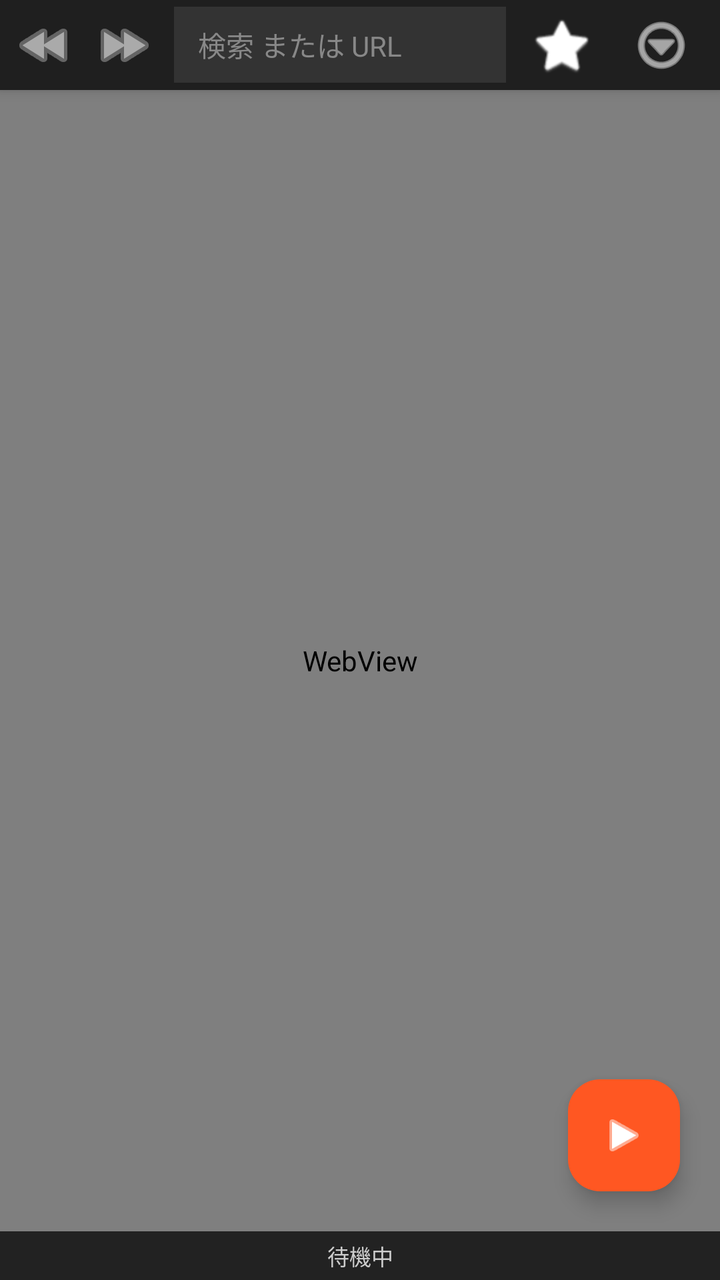
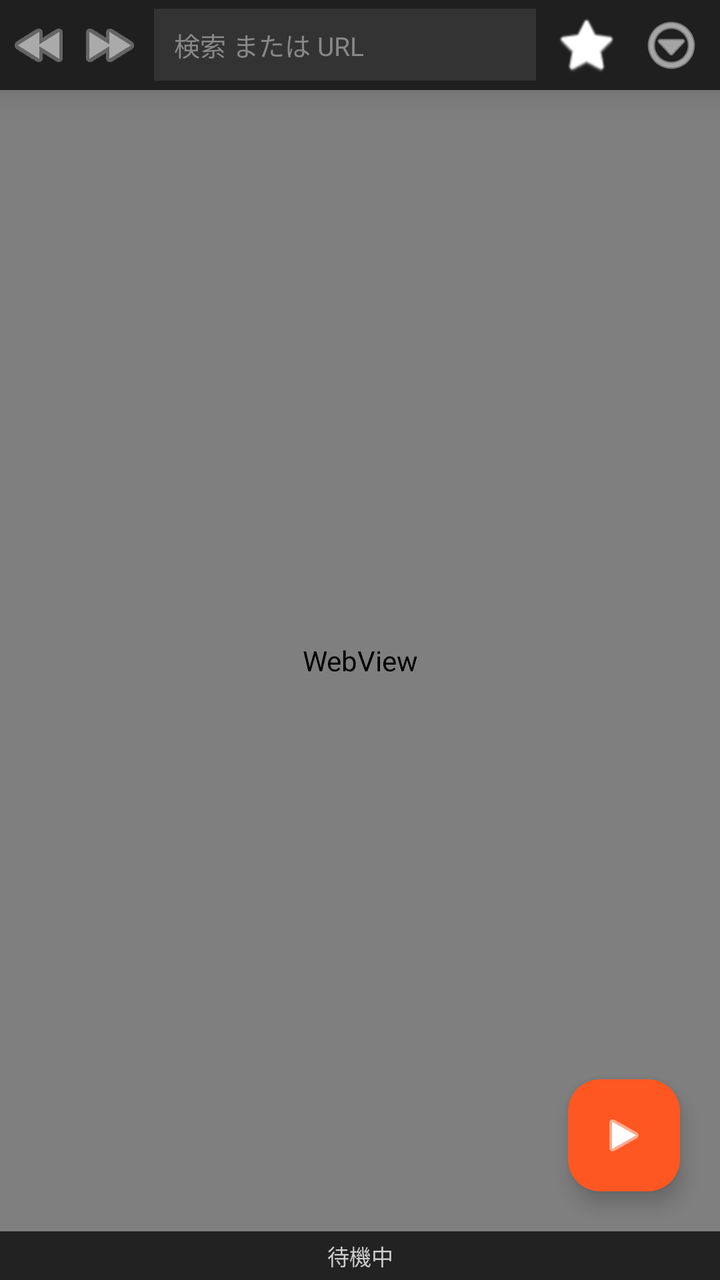

Before-and-after screenshots of an Android layout around one commit, followed by the original layout XML and the change that was made.
<!-- AndroidManifest.xml: application theme Theme.NovelScraper -->
<!-- res/layout/activity_main.xml -->
<?xml version="1.0" encoding="utf-8"?>
<LinearLayout xmlns:android="http://schemas.android.com/apk/res/android"
    xmlns:tools="http://schemas.android.com/tools"
    xmlns:app="http://schemas.android.com/apk/res-auto"
    android:layout_width="match_parent"
    android:layout_height="match_parent"
    android:orientation="vertical"
    android:background="@color/black"
    android:fitsSystemWindows="true">

    
    <LinearLayout
        android:id="@+id/headerContainer"
        android:layout_width="match_parent"
        android:layout_height="45dp"
        android:orientation="horizontal"
        android:background="#1F1F1F"
        android:gravity="center_vertical"
        android:paddingHorizontal="2dp"
        android:elevation="4dp">

        <ImageButton android:id="@+id/btnBack" android:layout_width="40dp" android:layout_height="match_parent" android:background="?attr/selectableItemBackgroundBorderless" android:src="@android:drawable/ic_media_rew" app:tint="#AAAAAA" android:contentDescription="戻る" />
        <ImageButton android:id="@+id/btnForward" android:layout_width="40dp" android:layout_height="match_parent" android:background="?attr/selectableItemBackgroundBorderless" android:src="@android:drawable/ic_media_ff" app:tint="#AAAAAA" android:contentDescription="進む" />

        
        <EditText android:id="@+id/editUrl" android:layout_width="0dp" android:layout_weight="1" android:layout_height="38dp" android:background="#333333" android:hint="検索 または URL" android:inputType="textUri" android:imeOptions="actionSearch" android:paddingHorizontal="12dp" android:textSize="14sp" android:maxLines="1" android:textColor="#FFFFFF" android:textColorHint="#888888" android:layout_marginHorizontal="5dp"/>

        <ImageButton android:id="@+id/btnStar" android:layout_width="45dp" android:layout_height="match_parent" android:background="?attr/selectableItemBackgroundBorderless" android:src="@android:drawable/btn_star_big_off" app:tint="#FFFFFF" android:contentDescription="お気に入り" />
        
        <ImageButton android:id="@+id/btnMenu" android:layout_width="55dp" android:layout_height="match_parent" android:background="?attr/selectableItemBackgroundBorderless" android:src="@android:drawable/ic_menu_more" app:tint="#FFFFFF" android:scaleType="center" android:contentDescription="メニュー" />
    </LinearLayout>

    
    <FrameLayout
        android:layout_width="match_parent"
        android:layout_height="0dp"
        android:layout_weight="1">

        <WebView
            android:id="@+id/myWebView"
            android:layout_width="match_parent"
            android:layout_height="match_parent" />

        
        <ScrollView
            android:id="@+id/settingsPanel"
            android:layout_width="match_parent"
            android:layout_height="match_parent"
            android:background="#2D2D2D"
            android:padding="15dp"
            android:visibility="gone"
            android:clickable="true"
            android:focusable="true"
            android:elevation="10dp">

            <LinearLayout
                android:layout_width="match_parent"
                android:layout_height="wrap_content"
                android:orientation="vertical">

                <LinearLayout android:layout_width="match_parent" android:layout_height="wrap_content" android:orientation="horizontal" android:gravity="center_vertical" android:layout_marginBottom="10dp">
                    <TextView android:layout_width="0dp" android:layout_weight="1" android:layout_height="wrap_content" android:text="解析設定" android:textSize="18sp" android:textStyle="bold" android:textColor="#FFFFFF"/>
                    <Button android:id="@+id/btnCloseSettings" android:layout_width="wrap_content" android:layout_height="36dp" android:text="閉じる ✕" android:backgroundTint="#444444" android:textColor="#FFFFFF" android:textSize="12sp" android:insetTop="0dp" android:insetBottom="0dp"/>
                </LinearLayout>

                <HorizontalScrollView android:layout_width="match_parent" android:layout_height="wrap_content" android:layout_marginBottom="10dp">
                    <LinearLayout android:layout_width="wrap_content" android:layout_height="wrap_content" android:orientation="horizontal">
                        <Button android:id="@+id/btnTestRun" android:layout_width="wrap_content" android:layout_height="40dp" android:text="🧪 テスト解析" android:backgroundTint="#00897B" android:textColor="#FFFFFF" android:textSize="12sp" android:layout_marginEnd="5dp"/>
                        <ToggleButton android:id="@+id/toggleInspectMode" android:layout_width="wrap_content" android:layout_height="40dp" android:textOn="👆 選択モードON" android:textOff="👆 要素選択" android:background="#555555" android:textColor="#FFFFFF" android:textSize="12sp" android:layout_marginEnd="5dp"/>
                        <ToggleButton android:id="@+id/toggleImages" android:layout_width="wrap_content" android:layout_height="40dp" android:textOn="🖼️ 画像: ON" android:textOff="🖼️ 画像: OFF" android:checked="true" android:background="#555555" android:textColor="#FFFFFF" android:textSize="12sp"/>
                    </LinearLayout>
                </HorizontalScrollView>

                <LinearLayout android:layout_width="match_parent" android:layout_height="wrap_content" android:orientation="vertical" android:background="#404040" android:padding="10dp" android:layout_marginBottom="10dp">
                    <TextView android:text="設定プリセット" android:textColor="#AAAAAA" android:textSize="11sp" android:textStyle="bold" android:layout_marginBottom="5dp" android:layout_width="wrap_content" android:layout_height="wrap_content"/>
                    <Spinner android:id="@+id/spinnerPresets" android:layout_width="match_parent" android:layout_height="40dp" android:background="#555555" android:layout_marginBottom="5dp"/>
                    <LinearLayout android:layout_width="match_parent" android:layout_height="wrap_content" android:orientation="horizontal">
                        <Button android:id="@+id/btnSavePreset" android:layout_width="0dp" android:layout_weight="1" android:layout_height="36dp" android:text="保存" android:backgroundTint="#9E9E9E" android:textSize="10sp" android:layout_marginEnd="5dp" android:insetTop="0dp" android:insetBottom="0dp"/>
                        <Button android:id="@+id/btnDeletePreset" android:layout_width="0dp" android:layout_weight="1" android:layout_height="36dp" android:text="削除" android:backgroundTint="#D32F2F" android:textSize="10sp" android:insetTop="0dp" android:insetBottom="0dp"/>
                    </LinearLayout>
                </LinearLayout>

                <TextView android:layout_width="wrap_content" android:layout_height="wrap_content" android:text="① 本文の要素" android:textSize="12sp" android:textColor="#80CBC4"/>
                <EditText android:id="@+id/editBodySelector" android:layout_width="match_parent" android:layout_height="wrap_content" android:text="#novel_content" android:textSize="14sp" android:textColor="#FFFFFF" android:inputType="text"/>

                <TextView android:layout_width="wrap_content" android:layout_height="wrap_content" android:text="② ファイル名(タイトル)要素" android:textSize="12sp" android:textColor="#80CBC4" android:layout_marginTop="5dp"/>
                <EditText android:id="@+id/editTitleSelector" android:layout_width="match_parent" android:layout_height="wrap_content" android:text=".toon-title" android:textSize="14sp" android:textColor="#FFFFFF" android:inputType="text"/>

                <TextView android:layout_width="wrap_content" android:layout_height="wrap_content" android:text="③ ファイル名整形(Regex)" android:textSize="12sp" android:textColor="#80CBC4" android:layout_marginTop="5dp"/>
                <EditText android:id="@+id/editFileRegex" android:layout_width="match_parent" android:layout_height="wrap_content" android:text="" android:hint="例: \(.*?\)" android:textSize="14sp" android:textColor="#FFFFFF" android:textColorHint="#888888" android:inputType="textNoSuggestions"/>

                <TextView android:layout_width="wrap_content" android:layout_height="wrap_content" android:text="④ フォルダ名要素" android:textSize="12sp" android:textColor="#F48FB1" android:layout_marginTop="5dp"/>
                <EditText android:id="@+id/editFolderSelector" android:layout_width="match_parent" android:layout_height="wrap_content" android:text=".toon-title" android:hint="空欄なら固定" android:textSize="14sp" android:textColor="#FFFFFF" android:textColorHint="#888888" android:inputType="text"/>

                <TextView android:layout_width="wrap_content" android:layout_height="wrap_content" android:text="⑤ フォルダ名取得リンク(Selector)" android:textSize="12sp" android:textColor="#F48FB1" android:layout_marginTop="5dp"/>
                <EditText android:id="@+id/editFolderLinkSelector" android:layout_width="match_parent" android:layout_height="wrap_content" android:text="" android:hint="空欄なら現在ページで取得" android:textSize="14sp" android:textColor="#FFFFFF" android:textColorHint="#888888" android:inputType="text"/>

                <TextView android:layout_width="wrap_content" android:layout_height="wrap_content" android:text="⑥ フォルダ名整形(Regex)" android:textSize="12sp" android:textColor="#F48FB1" android:layout_marginTop="5dp"/>
                <EditText android:id="@+id/editFolderRegex" android:layout_width="match_parent" android:layout_height="wrap_content" android:text="" android:textSize="14sp" android:textColor="#FFFFFF" android:inputType="textNoSuggestions"/>

                <TextView android:layout_width="wrap_content" android:layout_height="wrap_content" android:text="⑦ チャプター番号要素" android:textSize="12sp" android:textColor="#9FA8DA" android:layout_marginTop="5dp"/>
                <EditText android:id="@+id/editChapterSelector" android:layout_width="match_parent" android:layout_height="wrap_content" android:text="" android:textSize="14sp" android:textColor="#FFFFFF" android:inputType="text"/>

                <TextView android:layout_width="wrap_content" android:layout_height="wrap_content" android:text="⑧ チャプター抽出Regex" android:textSize="12sp" android:textColor="#9FA8DA" android:layout_marginTop="5dp"/>
                <EditText android:id="@+id/editChapterRegex" android:layout_width="match_parent" android:layout_height="wrap_content" android:text="" android:hint="空欄なら最初の数字" android:textSize="14sp" android:textColor="#FFFFFF" android:textColorHint="#888888" android:inputType="textNoSuggestions"/>

                <TextView android:layout_width="wrap_content" android:layout_height="wrap_content" android:text="⑨ 次へリンク要素" android:textSize="12sp" android:textColor="#FFCC80" android:layout_marginTop="5dp"/>
                <EditText android:id="@+id/editNextSelector" android:layout_width="match_parent" android:layout_height="wrap_content" android:text="#goNextBtn" android:textSize="14sp" android:textColor="#FFFFFF" android:inputType="text"/>

                <TextView android:layout_width="wrap_content" android:layout_height="wrap_content" android:text="⑩ 待機時間 (秒/範囲)" android:textSize="12sp" android:textColor="#FFCC80" android:layout_marginTop="5dp"/>
                <EditText android:id="@+id/editDelay" android:layout_width="match_parent" android:layout_height="wrap_content" android:text="15-30" android:textSize="14sp" android:textColor="#FFFFFF" android:inputType="text"/>

                <TextView android:layout_width="wrap_content" android:layout_height="wrap_content" android:text="⑪ 終了条件(URL/Regex)" android:textSize="12sp" android:textColor="#FF5252" android:layout_marginTop="5dp"/>
                <EditText android:id="@+id/editEndCheck" android:layout_width="match_parent" android:layout_height="wrap_content" android:text="list|index|toc|javascript" android:textSize="14sp" android:textColor="#FFFFFF" android:inputType="text"/>

                
                <TextView android:layout_width="wrap_content" android:layout_height="wrap_content" android:text="⑫ 自動適用キーワード(URL/Regex)" android:textSize="12sp" android:textColor="#B388FF" android:layout_marginTop="5dp"/>
                <EditText android:id="@+id/editAutoUrl" android:layout_width="match_parent" android:layout_height="wrap_content" android:text="" android:hint="例: syosetu.com" android:textSize="14sp" android:textColor="#FFFFFF" android:textColorHint="#888888" android:inputType="text"/>

                <View android:layout_width="match_parent" android:layout_height="50dp"/>
            </LinearLayout>
        </ScrollView>

        <com.google.android.material.floatingactionbutton.FloatingActionButton
            android:id="@+id/fabAction"
            android:layout_width="wrap_content"
            android:layout_height="wrap_content"
            android:layout_gravity="bottom|end"
            android:layout_margin="20dp"
            android:src="@android:drawable/ic_media_play"
            android:backgroundTint="#FF5722"
            app:borderWidth="0dp"
            app:tint="#FFFFFF"
            android:clickable="true"
            android:focusable="true"/>
    </FrameLayout>

    <TextView
        android:id="@+id/txtStatus"
        android:layout_width="match_parent"
        android:layout_height="wrap_content"
        android:text="待機中"
        android:background="#222222"
        android:textColor="#CCCCCC"
        android:gravity="center"
        android:padding="4dp"
        android:textSize="11sp"/>
</LinearLayout>
<!-- resources referenced by this layout -->
<resources>
  <color name="black">#FF000000</color>
  <style name="Theme.NovelScraper" parent="Theme.Material3.DayNight.NoActionBar">
          
          <item name="android:statusBarColor">#000000</item>
          
          <item name="android:windowLightStatusBar">false</item>
          
          <item name="android:windowFullscreen">false</item>
      </style>
</resources>

<!-- the commit's change to res/layout/activity_main.xml (unified diff, before → after) -->
@@ -17,17 +17,17 @@
         android:background="#1F1F1F"
         android:gravity="center_vertical"
         android:paddingHorizontal="2dp"
-        android:elevation="4dp">
-
-        <ImageButton android:id="@+id/btnBack" android:layout_width="40dp" android:layout_height="match_parent" android:background="?attr/selectableItemBackgroundBorderless" android:src="@android:drawable/ic_media_rew" app:tint="#AAAAAA" android:contentDescription="戻る" />
-        <ImageButton android:id="@+id/btnForward" android:layout_width="40dp" android:layout_height="match_parent" android:background="?attr/selectableItemBackgroundBorderless" android:src="@android:drawable/ic_media_ff" app:tint="#AAAAAA" android:contentDescription="進む" />
+        android:elevation="10dp">
 
         
-        <EditText android:id="@+id/editUrl" android:layout_width="0dp" android:layout_weight="1" android:layout_height="38dp" android:background="#333333" android:hint="検索 または URL" android:inputType="textUri" android:imeOptions="actionSearch" android:paddingHorizontal="12dp" android:textSize="14sp" android:maxLines="1" android:textColor="#FFFFFF" android:textColorHint="#888888" android:layout_marginHorizontal="5dp"/>
+        <ImageButton android:id="@+id/btnBack" android:layout_width="35dp" android:layout_height="match_parent" android:background="?attr/selectableItemBackgroundBorderless" android:src="@android:drawable/ic_media_rew" app:tint="#AAAAAA" android:contentDescription="戻る" />
+        <ImageButton android:id="@+id/btnForward" android:layout_width="35dp" android:layout_height="match_parent" android:background="?attr/selectableItemBackgroundBorderless" android:src="@android:drawable/ic_media_ff" app:tint="#AAAAAA" android:contentDescription="進む" />
 
-        <ImageButton android:id="@+id/btnStar" android:layout_width="45dp" android:layout_height="match_parent" android:background="?attr/selectableItemBackgroundBorderless" android:src="@android:drawable/btn_star_big_off" app:tint="#FFFFFF" android:contentDescription="お気に入り" />
         
-        <ImageButton android:id="@+id/btnMenu" android:layout_width="55dp" android:layout_height="match_parent" android:background="?attr/selectableItemBackgroundBorderless" android:src="@android:drawable/ic_menu_more" app:tint="#FFFFFF" android:scaleType="center" android:contentDescription="メニュー" />
+        <EditText android:id="@+id/editUrl" android:layout_width="0dp" android:layout_weight="1" android:layout_height="36dp" android:background="#333333" android:hint="検索 または URL" android:imeOptions="actionSearch" android:inputType="textUri" android:paddingHorizontal="10dp" android:textSize="13sp" android:maxLines="1" android:textColor="#FFFFFF" android:textColorHint="#888888" android:layout_marginHorizontal="5dp"/>
+
+        <ImageButton android:id="@+id/btnStar" android:layout_width="40dp" android:layout_height="40dp" android:background="?attr/selectableItemBackgroundBorderless" android:src="@android:drawable/btn_star_big_off" app:tint="#FFFFFF" android:contentDescription="お気に入り" />
+        <ImageButton android:id="@+id/btnMenu" android:layout_width="45dp" android:layout_height="match_parent" android:background="?attr/selectableItemBackgroundBorderless" android:src="@android:drawable/ic_menu_more" app:tint="#FFFFFF" android:scaleType="center" android:contentDescription="メニュー" />
     </LinearLayout>
 
     
@@ -51,7 +51,7 @@
             android:visibility="gone"
             android:clickable="true"
             android:focusable="true"
-            android:elevation="10dp">
+            android:elevation="5dp">
 
             <LinearLayout
                 android:layout_width="match_parent"
@@ -63,6 +63,7 @@
                     <Button android:id="@+id/btnCloseSettings" android:layout_width="wrap_content" android:layout_height="36dp" android:text="閉じる ✕" android:backgroundTint="#444444" android:textColor="#FFFFFF" android:textSize="12sp" android:insetTop="0dp" android:insetBottom="0dp"/>
                 </LinearLayout>
 
+                
                 <HorizontalScrollView android:layout_width="match_parent" android:layout_height="wrap_content" android:layout_marginBottom="10dp">
                     <LinearLayout android:layout_width="wrap_content" android:layout_height="wrap_content" android:orientation="horizontal">
                         <Button android:id="@+id/btnTestRun" android:layout_width="wrap_content" android:layout_height="40dp" android:text="🧪 テスト解析" android:backgroundTint="#00897B" android:textColor="#FFFFFF" android:textSize="12sp" android:layout_marginEnd="5dp"/>
@@ -114,8 +115,8 @@
                 <EditText android:id="@+id/editEndCheck" android:layout_width="match_parent" android:layout_height="wrap_content" android:text="list|index|toc|javascript" android:textSize="14sp" android:textColor="#FFFFFF" android:inputType="text"/>
 
                 
-                <TextView android:layout_width="wrap_content" android:layout_height="wrap_content" android:text="⑫ 自動適用キーワード(URL/Regex)" android:textSize="12sp" android:textColor="#B388FF" android:layout_marginTop="5dp"/>
-                <EditText android:id="@+id/editAutoUrl" android:layout_width="match_parent" android:layout_height="wrap_content" android:text="" android:hint="例: syosetu.com" android:textSize="14sp" android:textColor="#FFFFFF" android:textColorHint="#888888" android:inputType="text"/>
+                <TextView android:layout_width="wrap_content" android:layout_height="wrap_content" android:text="⑫ 自動適用キーワード(URLに含まれる文字)" android:textSize="12sp" android:textColor="#B2FF59" android:layout_marginTop="5dp"/>
+                <EditText android:id="@+id/editAutoUrl" android:layout_width="match_parent" android:layout_height="wrap_content" android:text="" android:hint="例: booktoki (空欄で無効)" android:textSize="14sp" android:textColor="#FFFFFF" android:textColorHint="#888888" android:inputType="text"/>
 
                 <View android:layout_width="match_parent" android:layout_height="50dp"/>
             </LinearLayout>
